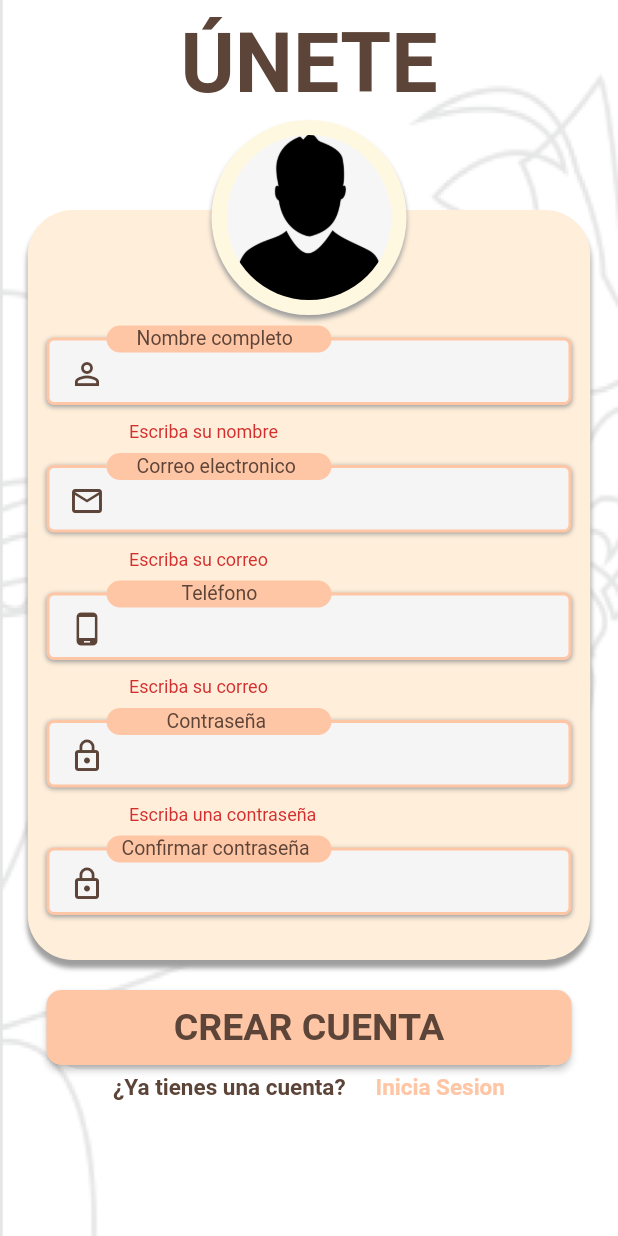
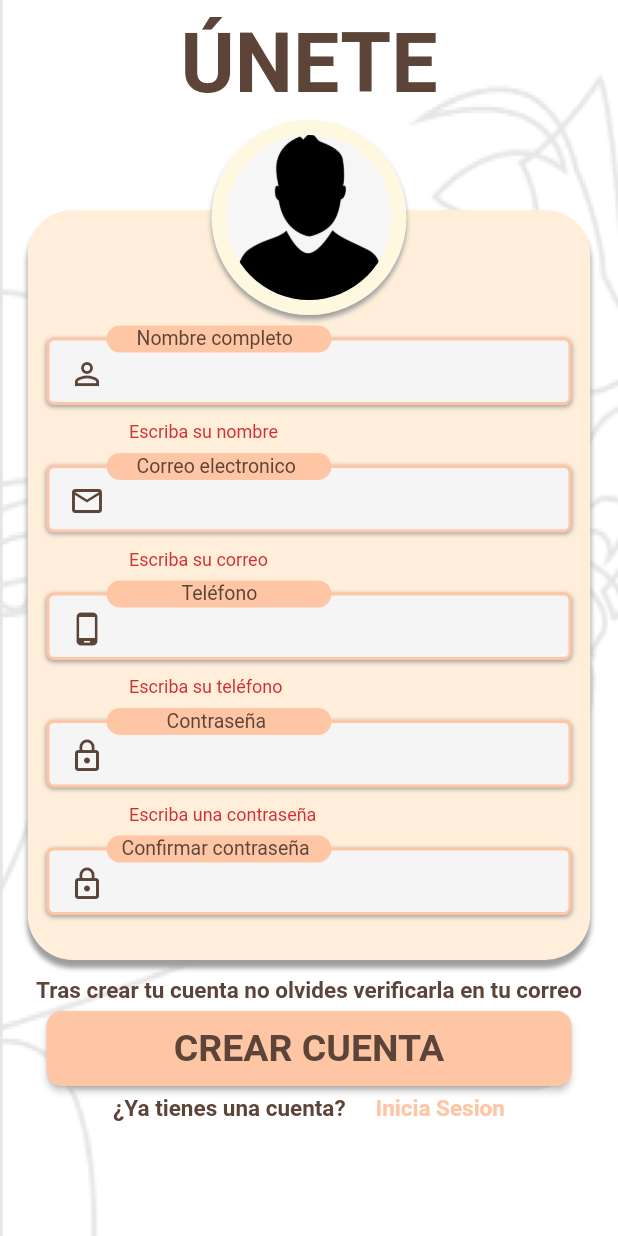
Before and after one commit to santos130400/ProyectoAdriana, a Flutter app: the Registro screen opened by its route, after a tap on "CREAR CUENTA", on a phone screen of 412 x 824 dp. Run offline on Flutter 3.47's test engine with Material 2 defaults, Android fonts, the phone set to English and light mode, and no system bars; our stand-ins replace firebase_auth, firebase_core, firebase_database, image_picker; accounts and stored records are empty.

Commit message:
Todo listo para que lo bajen

```diff
--- a/lib/Registro.dart
+++ b/lib/Registro.dart
@@ -31,9 +31,10 @@ class _RegistroState extends State<Registro> {
                 Column(
                   children: [
                     panelContieneDatos(),
+                    textoVerificar(),
                     //boton confrimar
                     Padding(
-                        padding: const EdgeInsets.only(top: 20),
+                        padding: const EdgeInsets.only(top: 5),
                         child: Container(
                           width: 350,
                           height: 50,
@@ -99,7 +100,7 @@ class _RegistroState extends State<Registro> {
 
   Widget textosFinales() {
     return Padding(
-        padding: EdgeInsets.only(top: 5),
+        padding: EdgeInsets.only(top: 5, bottom: 10),
         child: Row(
           mainAxisAlignment: MainAxisAlignment.center,
           children: [
@@ -130,6 +131,22 @@ class _RegistroState extends State<Registro> {
                 ))
           ],
         ));
+  }
+
+  Widget textoVerificar() {
+    return Padding(
+        padding: EdgeInsets.only(top: 10),
+        child: Padding(
+            padding: const EdgeInsets.only(
+              top: 1,
+            ),
+            child: Text(
+              'Tras crear tu cuenta no olvides verificarla en tu correo',
+              style: TextStyle(
+                  color: const Color(0xFF5C4438),
+                  fontSize: 15,
+                  fontWeight: FontWeight.bold),
+            )));
   }
 
   Widget cuadroUsuario() {
@@ -494,7 +511,7 @@ class _RegistroState extends State<Registro> {
                         tamano = 500;
                       });
                       if (value.isEmpty) {
-                        return 'Escriba su correo';
+                        return 'Escriba su teléfono';
                       }
                       return null;
                     },
```
